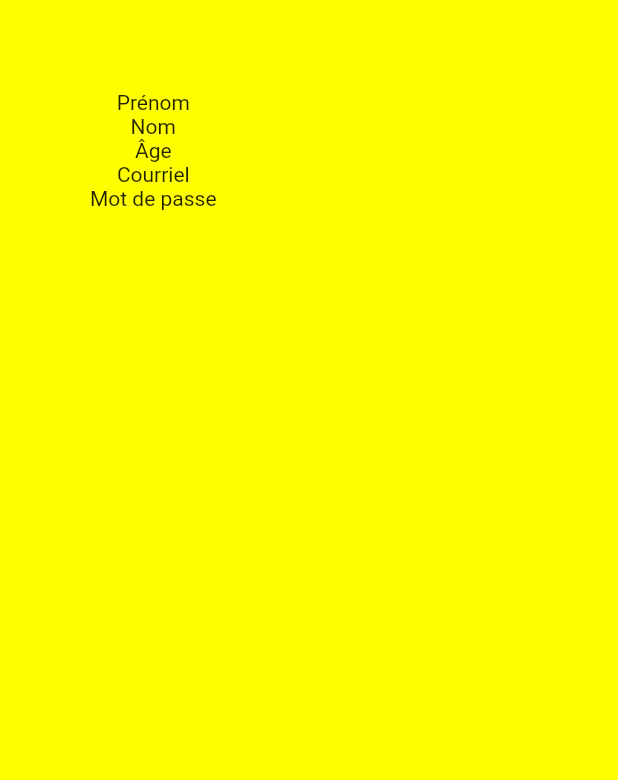
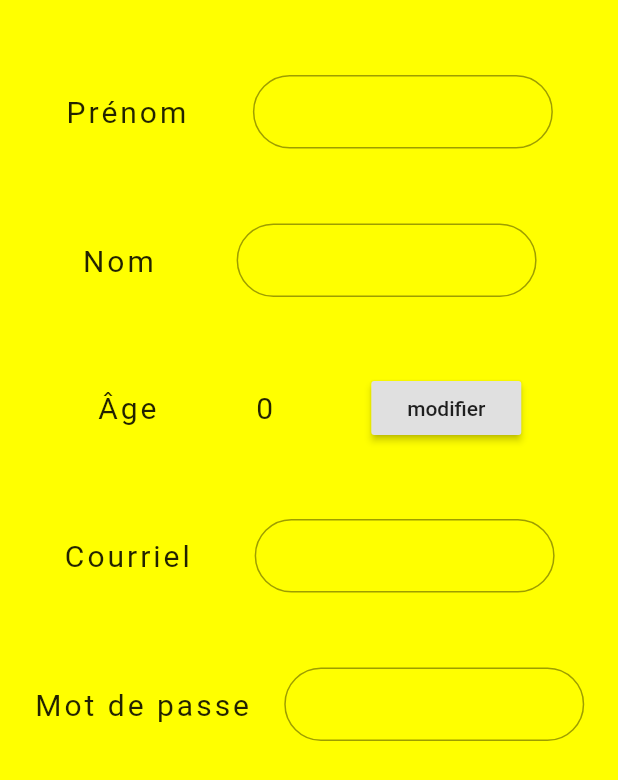
Before and after one commit to Katiana-jpg/bdebody, a Flutter app: the PremiereUtilisation screen opened by its route, on a phone screen of 412 x 824 dp. Shown: the top 780 px of the screen. Run offline on Flutter 3.47's test engine with Material 2 defaults, Android fonts, the phone set to English and light mode, and no system bars; our stand-ins replace numberpicker.

Commit message:
modification premiere utilisation

```diff
--- a/lib/premièreUtilisation.dart
+++ b/lib/premièreUtilisation.dart
@@ -1,6 +1,6 @@
 import 'package:bdebody/menu/accueil.dart';
 import 'package:flutter/material.dart';
-
+import 'package:numberpicker/numberpicker.dart';
 
 
 class PremiereUtilisation extends StatefulWidget {
@@ -11,30 +11,121 @@ class PremiereUtilisation extends StatefulWidget {
 }
 
 class PremiereUtilisationState extends State<PremiereUtilisation> {
+  int _currentValue =0;
+  void _showDialog() {
+    showDialog<int>(
+      context: context,
+      builder: (BuildContext context) {
+        return new NumberPickerDialog.integer(
+          minValue: 0,
+          maxValue: 100,
+          title: new Text("Choissisez un âge"),
+          initialIntegerValue: _currentValue,
+        );
+      }
+    ).then((int value) {
+      if (value != null) {
+        setState(() => _currentValue = value);
+
+      }
+    });
+  }
   @override
   Widget build(BuildContext context) {
+    final prenom = Text('Prénom',
+
+        style: TextStyle(
+
+          letterSpacing: 2.0,
+          fontSize: 20.0,
+        ));
+         final prenomTexte = TextField(
+          obscureText: false,
+          decoration: InputDecoration(
+              contentPadding: EdgeInsets.fromLTRB(20.0, 15.0, 20.0, 15.0),
+
+            border:
+                OutlineInputBorder(borderRadius: BorderRadius.circular(32.0))
+              ),
+        );
+    final nom = Text('Nom',
+        style: TextStyle(
+          letterSpacing: 2.0,
+          fontSize: 20.0,
+        ));
+         final nomTexte = TextField(
+          obscureText: false,
+          decoration: InputDecoration(
+              contentPadding: EdgeInsets.fromLTRB(20.0, 15.0, 20.0, 15.0),
+
+            border:
+                OutlineInputBorder(borderRadius: BorderRadius.circular(32.0))
+              ),
+        );
+    final age = Text('Âge',
+        style: TextStyle(
+          letterSpacing: 2.0,
+          fontSize: 20.0,
+        ));
+    final ageActuel = Text('$_currentValue',
+    style: TextStyle(
+          letterSpacing: 2.0,
+          fontSize: 20.0,
+        )
+    );
+
+    final courriel = Text('Courriel',
+        style: TextStyle(
+          letterSpacing: 2.0,
+          fontSize: 20.0,
+        ));
+    final courrieltexte = TextField(
+          obscureText: false,
+          decoration: InputDecoration(
+              contentPadding: EdgeInsets.fromLTRB(20.0, 15.0, 20.0, 15.0),
+
+              border:
+                  OutlineInputBorder(borderRadius: BorderRadius.circular(32.0))),
+        );
+    final motDePasse = Text('Mot de passe',
+
+        style: TextStyle(
+          letterSpacing: 2.0,
+          fontSize: 20.0,
+        ));
+    final motDePasseTexte = TextField(
+          obscureText: true,
+          decoration: InputDecoration(
+              contentPadding: EdgeInsets.fromLTRB(20.0, 15.0, 20.0, 15.0),
+
+            border:
+                OutlineInputBorder(borderRadius: BorderRadius.circular(32.0))
+              ),
+        );
     return Scaffold(
       backgroundColor: Colors.yellowAccent,
-      body:   SafeArea(
-child: SingleChildScrollView(
-       child: Container(
-
-          padding: EdgeInsets.all(60),
-          child: Column(
-
-            children: <Widget>[
-
-          Text(
-            'Prénom'
-          ),
-          Text('Nom'),
-          Text('Âge'),
-          Text('Courriel'),
-          Text('Mot de passe'),
-             ] ),
-      ))),
+      body: SafeArea(
+          child: SingleChildScrollView(
+              child: Container(
+                  child: Center(
+        child: Column(children: <Widget>[
+          SizedBox(height: 50.0),
+          Row(mainAxisAlignment: MainAxisAlignment.spaceEvenly, children: <Widget>[prenom,Container(width: 200,child: prenomTexte)]),
+          SizedBox(height: 50.0),
+          Row(mainAxisAlignment: MainAxisAlignment.spaceEvenly, children: <Widget>[nom,Container(width: 200, child:nomTexte)]),
+          SizedBox(height: 50.0),
+          Row(mainAxisAlignment: MainAxisAlignment.spaceEvenly,children: <Widget>[age,ageActuel,Container(width: 100, child: RaisedButton(
+        padding: EdgeInsets.fromLTRB(10, 10, 10, 10),
+        child: Text('modifier'),
+        onPressed: _showDialog,
+      ))]),
+          SizedBox(height: 50.0),
+          Row(mainAxisAlignment: MainAxisAlignment.spaceEvenly,children: <Widget>[courriel,Container(width: 200, child:courrieltexte)]),
+          SizedBox(height: 50.0),
+          Row(mainAxisAlignment: MainAxisAlignment.spaceEvenly,children: <Widget>[motDePasse , Container(width: 200, child:motDePasseTexte)]),
+          SizedBox(height: 50.0),
+        ]),
+      )))),
     );
-
-
   }
 }
--- a/pubspec.yaml
+++ b/pubspec.yaml
@@ -24,6 +24,7 @@ dependencies:
   # Use with the CupertinoIcons class for iOS style icons.
   cupertino_icons: ^0.1.2
   flutter_spinkit: ^4.1.2
+  numberpicker: ^1.2.0
 
 dev_dependencies:
   flutter_test:
```
Also changed, not shown: pubspec.lock.
